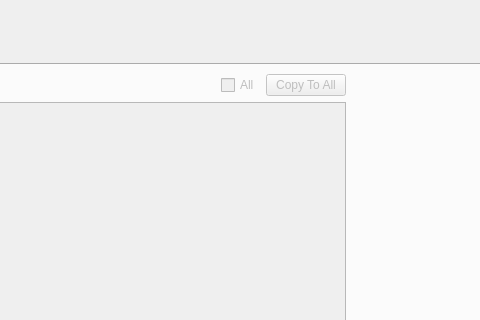
First picture: the form in firefly/xrf_detector.ui, repository spc-group/haven, before the edit; both pictures show x 474 to 954 and y 0 to 320 of the 1071 by 759 pixel window.
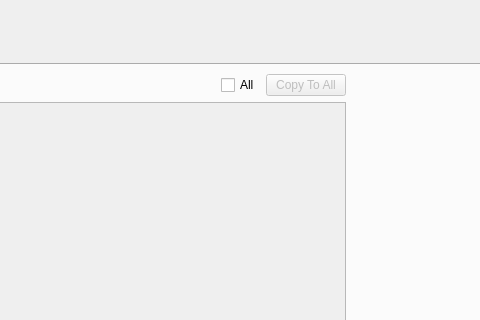
Second picture: the form after the edit. The open tabs and pages were chosen to show the change. Custom widgets are drawn as their Qt base class.

Commit message: MCA tab now has 'Enable all' checkbox.

The edit to the form file:
```diff
--- a/firefly/xrf_detector.ui
+++ b/firefly/xrf_detector.ui
@@ -955,7 +955,10 @@
               <item>
                <widget class="QCheckBox" name="mca_enableall_checkbox">
                 <property name="enabled">
-                 <bool>false</bool>
+                 <bool>true</bool>
+                </property>
+                <property name="toolTip">
+                 <string>Enable or disable all the elements for this ROI.</string>
                 </property>
                 <property name="text">
                  <string>All</string>
```
Left out of the diff: 14 changed lines with no effect on the pictures. The commit also changes 2 other files.
